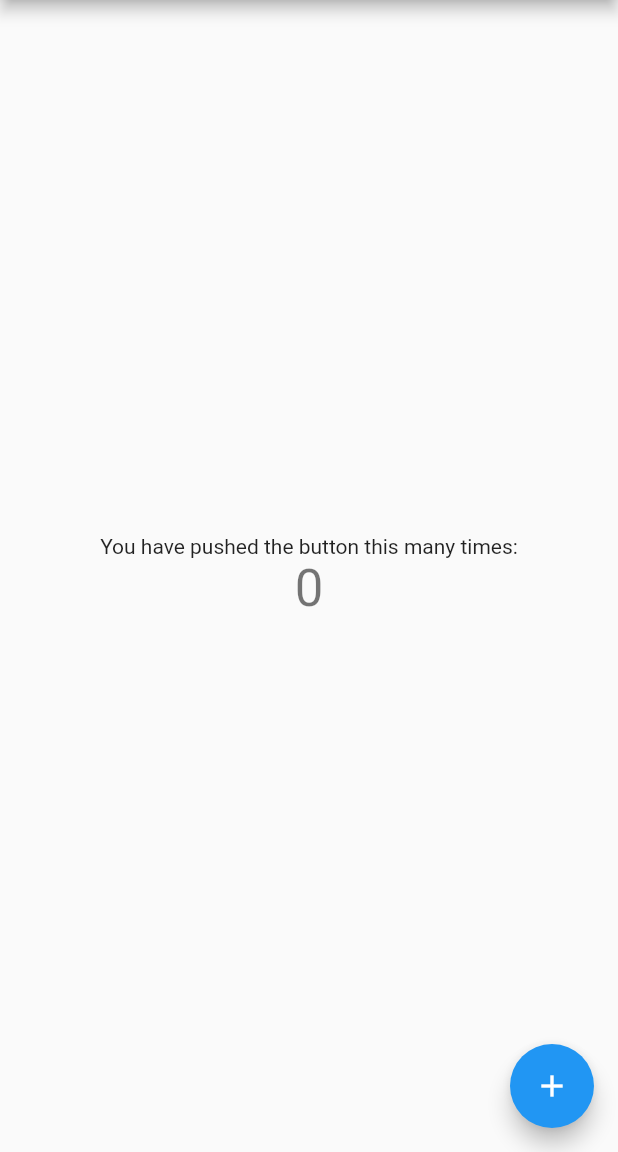
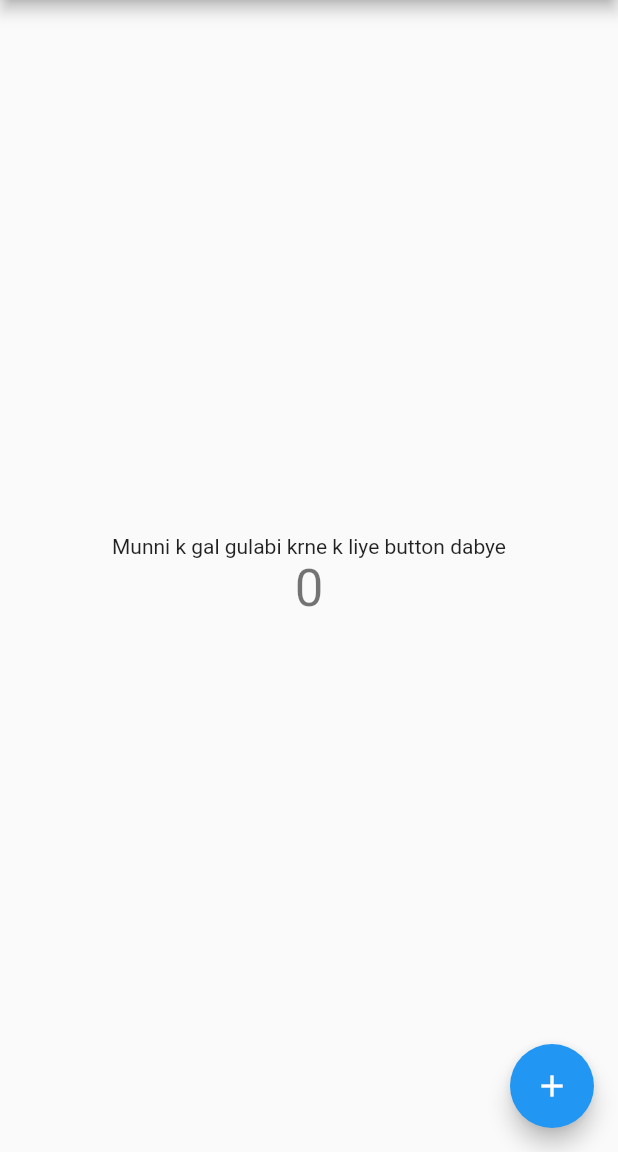
Before and after one commit to vishesh71/i-am-rich, a Flutter app: the screen it shows after launch, on a phone screen of 412 x 824 dp, the part 84-1236 px from its top. Run offline on Flutter 3.47's test engine with Material 2 defaults, Android fonts, the phone set to English and light mode, and no system bars.

Commit message:
Update main.dart

```diff
--- a/lib/main.dart
+++ b/lib/main.dart
@@ -96,7 +96,7 @@ class _MyHomePageState extends State<MyHomePage> {
           mainAxisAlignment: MainAxisAlignment.center,
           children: <Widget>[
             const Text(
-              'You have pushed the button this many times:',
+              'Munni k gal gulabi krne k liye button dabye',
             ),
             Text(
               '$_counter',
```
